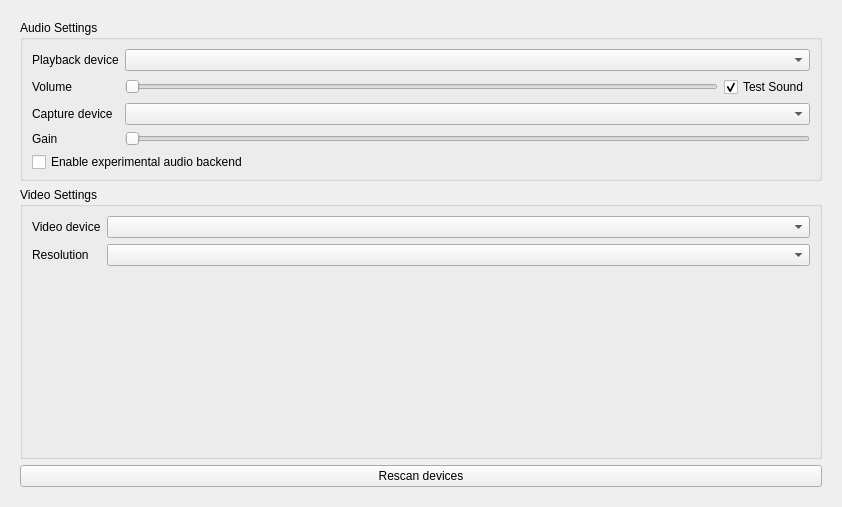
This is src/widget/form/settings/avform.ui in qTox/qTox as Qt 5 draws it before an edit. The edited form follows.
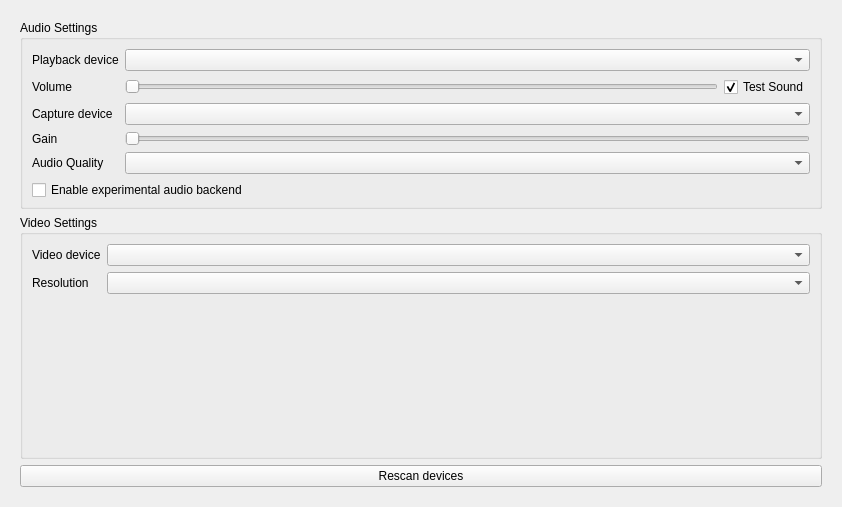
This is the edited form. Custom widgets are drawn as their Qt base class.

Commit message:
feat(settings): Add audio quality setting
Fixes #4693

Patch:
```diff
--- a/src/widget/form/settings/avform.ui
+++ b/src/widget/form/settings/avform.ui
@@ -108,7 +108,27 @@
             </property>
            </widget>
           </item>
-          <item row="4" column="0" colspan="3">
+          <item row="4" column="0">
+           <widget class="QLabel" name="audioQualityLabel">
+            <property name="text">
+             <string>Audio Quality</string>
+            </property>
+           </widget>
+          </item>
+          <item row="4" column="1" colspan="2">
+           <widget class="QComboBox" name="audioQualityComboBox">
+            <property name="sizePolicy">
+             <sizepolicy hsizetype="Expanding" vsizetype="Fixed">
+              <horstretch>0</horstretch>
+              <verstretch>0</verstretch>
+             </sizepolicy>
+            </property>
+            <property name="toolTip">
+             <string>Transmitted audio quality. Lower this setting if your bandwidth is not high enough or if you want to lower the internet usage.</string>
+            </property>
+           </widget>
+          </item>
+          <item row="5" column="0" colspan="3">
            <widget class="QCheckBox" name="cbEnableBackend2">
             <property name="enabled">
              <bool>true</bool>
```
The commit also changes 4 other files.
